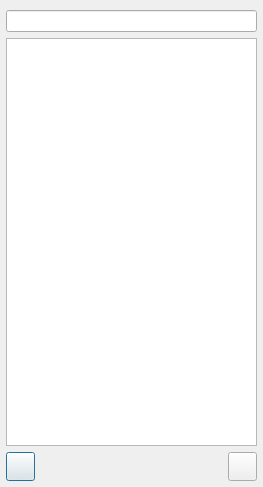
Above: examples/GuiClient/mainDialog.ui from mtdcr/QXmpp before the change. Below: the same form after it.
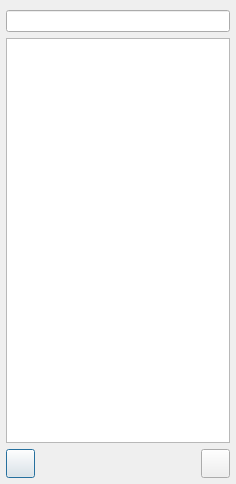
That is the form after the change. Icons and pictures are not drawn. Custom widgets are drawn as their Qt base class.

What changed in the file:
```diff
--- a/examples/GuiClient/mainDialog.ui
+++ b/examples/GuiClient/mainDialog.ui
@@ -9,8 +9,8 @@
    <rect>
     <x>0</x>
     <y>0</y>
-    <width>263</width>
-    <height>487</height>
+    <width>236</width>
+    <height>484</height>
    </rect>
   </property>
   <property name="windowTitle">
```
